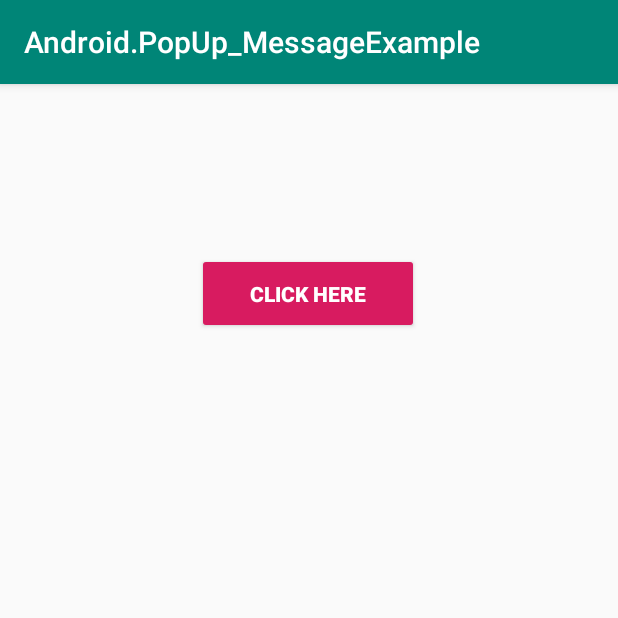
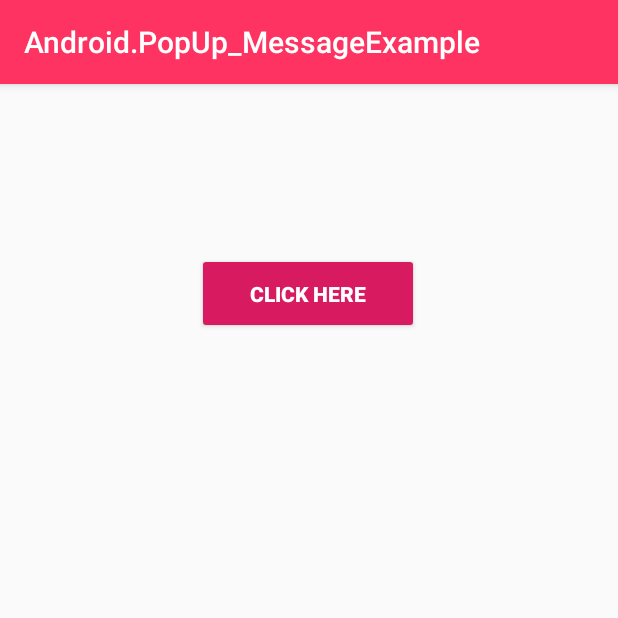
Before and after one commit to samirthaker2020/Android.PopUp_MessageExample, an Android app: the screen it shows after launch (MainActivity), on a phone screen of 412 x 824 dp, the top half of it. Run offline under Robolectric (Android 15) with nearby library versions, the phone set to English and light mode, and no system bars.

```diff
--- a/app/src/main/res/values/colors.xml
+++ b/app/src/main/res/values/colors.xml
@@ -1,6 +1,6 @@
 <?xml version="1.0" encoding="utf-8"?>
 <resources>
-    <color name="colorPrimary">#008577</color>
-    <color name="colorPrimaryDark">#00574B</color>
+    <color name="colorPrimary">#FF3361</color>
+    <color name="colorPrimaryDark">#FF3361</color>
     <color name="colorAccent">#D81B60</color>
 </resources>
```
